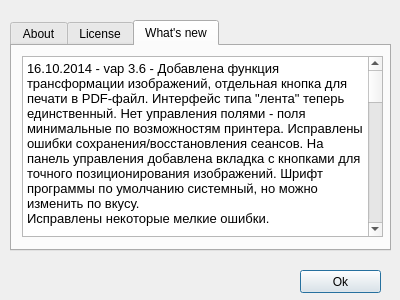
The window that about.ui (viktand/vap4) describes before a commit, drawn with Qt 5.
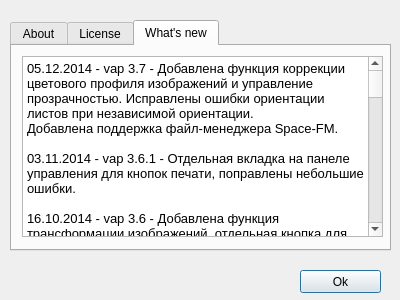
The same window after the commit. The open tabs and pages were chosen to show the change. Icons and pictures are not drawn.

```diff
--- a/about.ui
+++ b/about.ui
@@ -186,6 +186,11 @@
 &lt;html&gt;&lt;head&gt;&lt;meta name=&quot;qrichtext&quot; content=&quot;1&quot; /&gt;&lt;style type=&quot;text/css&quot;&gt;
 p, li { white-space: pre-wrap; }
 &lt;/style&gt;&lt;/head&gt;&lt;body style=&quot; font-family:'Ubuntu'; font-size:10pt; font-weight:400; font-style:normal;&quot;&gt;
+&lt;p style=&quot; margin-top:0px; margin-bottom:0px; margin-left:0px; margin-right:0px; -qt-block-indent:0; text-indent:0px;&quot;&gt;05.12.2014 - vap 3.7 - Добавлена функция коррекции цветового профиля изображений и управление прозрачностью. Исправлены ошибки ориентации листов при независимой ориентации.&lt;/p&gt;
+&lt;p style=&quot; margin-top:0px; margin-bottom:0px; margin-left:0px; margin-right:0px; -qt-block-indent:0; text-indent:0px;&quot;&gt;Добавлена поддержка файл-менеджера Space-FM.&lt;/p&gt;
+&lt;p style=&quot;-qt-paragraph-type:empty; margin-top:0px; margin-bottom:0px; margin-left:0px; margin-right:0px; -qt-block-indent:0; text-indent:0px;&quot;&gt;&lt;br /&gt;&lt;/p&gt;
+&lt;p style=&quot; margin-top:0px; margin-bottom:0px; margin-left:0px; margin-right:0px; -qt-block-indent:0; text-indent:0px;&quot;&gt;03.11.2014 - vap 3.6.1 - Отдельная вкладка на панеле управления для кнопок печати, поправлены небольшие ошибки.&lt;/p&gt;
+&lt;p style=&quot;-qt-paragraph-type:empty; margin-top:0px; margin-bottom:0px; margin-left:0px; margin-right:0px; -qt-block-indent:0; text-indent:0px;&quot;&gt;&lt;br /&gt;&lt;/p&gt;
 &lt;p style=&quot; margin-top:0px; margin-bottom:0px; margin-left:0px; margin-right:0px; -qt-block-indent:0; text-indent:0px;&quot;&gt;16.10.2014 - vap 3.6 - Добавлена функция трансформации изображений, отдельная кнопка для печати в PDF-файл. Интерфейс типа &amp;quot;лента&amp;quot; теперь единственный. Нет управления полями - поля минимальные по возможностям принтера. Исправлены ошибки сохранения/восстановления сеансов. На панель управления добавлена вкладка с кнопками для точного позиционирования изображений. Шрифт программы по умолчанию системный, но можно изменить по вкусу.&lt;/p&gt;
 &lt;p style=&quot; margin-top:0px; margin-bottom:0px; margin-left:0px; margin-right:0px; -qt-block-indent:0; text-indent:0px;&quot;&gt;Исправлены некоторые мелкие ошибки.&lt;/p&gt;
 &lt;p style=&quot;-qt-paragraph-type:empty; margin-top:0px; margin-bottom:0px; margin-left:0px; margin-right:0px; -qt-block-indent:0; text-indent:0px;&quot;&gt;&lt;br /&gt;&lt;/p&gt;
```
Left out of the diff: 6 changed lines with no effect on the pictures.
